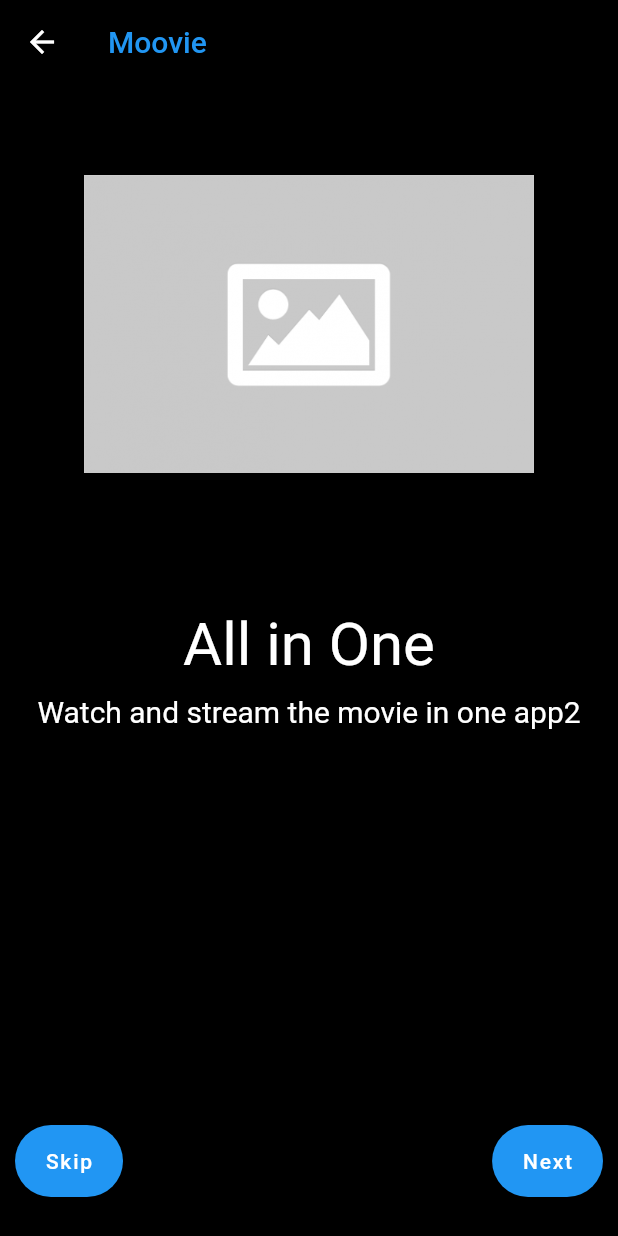
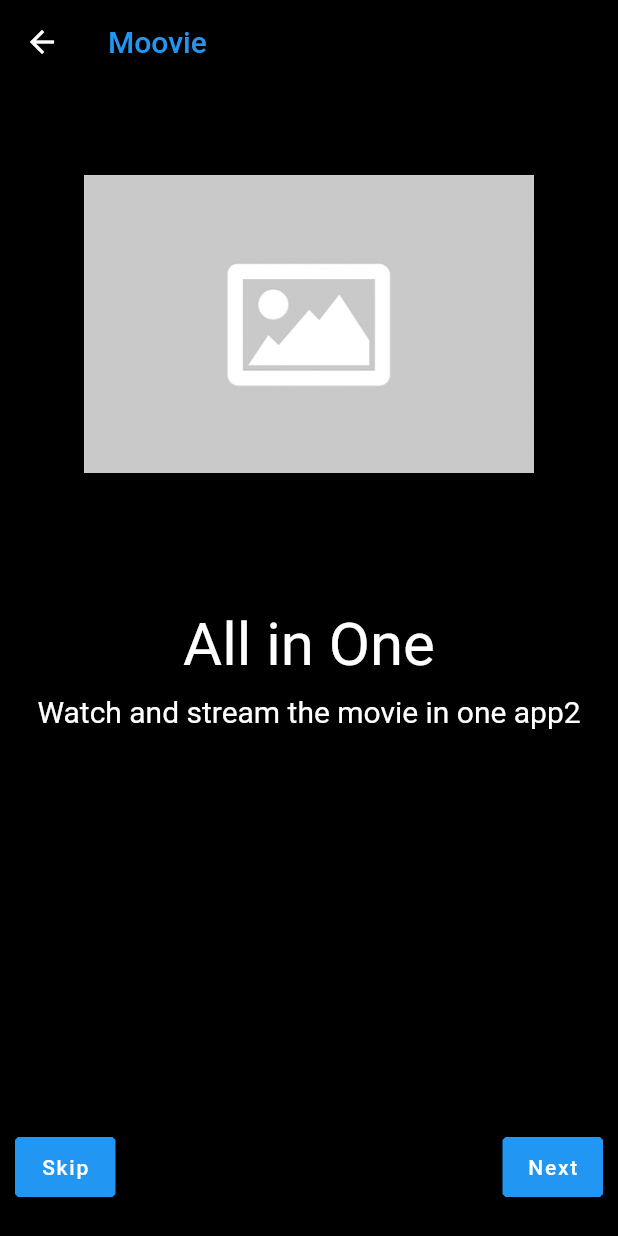
Before and after one commit to billyyuriaan/movie_app, a Flutter app: the screen it shows after launch, after a tap on "Next", on a phone screen of 412 x 824 dp. Run offline on Flutter 3.47's test engine with Material 2 defaults, Android fonts, the phone set to English and light mode, and no system bars; missing offline and left inert: window_size.

Commit message:
fix welcome screen

```diff
--- a/apps/app/lib/src/screens/welcome_screen.dart
+++ b/apps/app/lib/src/screens/welcome_screen.dart
@@ -47,16 +47,28 @@ class WelcomeScreenFirst extends StatelessWidget {
         child: Row(
           mainAxisAlignment: MainAxisAlignment.spaceBetween,
           children: [
-            FloatingActionButton.extended(
+            SizedBox(
+                width: 67,
+                height: 40,
+                child: FloatingActionButton.extended(
+                  shape: const BeveledRectangleBorder(
+                      borderRadius: BorderRadius.all(Radius.circular(2))),
                   onPressed: () {},
                   label:
-                    const Text("Skip", style: TextStyle(color: Colors.white))),
-            FloatingActionButton.extended(
+                      const Text("Skip", style: TextStyle(color: Colors.white)),
+                )),
+            SizedBox(
+                width: 67,
+                height: 40,
+                child: FloatingActionButton.extended(
+                  shape: const BeveledRectangleBorder(
+                      borderRadius: BorderRadius.all(Radius.circular(2))),
                   onPressed: () {
                     Navigator.pushNamed(context, "/#second");
                   },
                   label:
-                    const Text("Next", style: TextStyle(color: Colors.white))),
+                      const Text("Next", style: TextStyle(color: Colors.white)),
+                )),
             // ElevatedButton.icon(
             //   icon: const Icon(Icons.arrow_right),
             //   label: const Text("Skip", style: TextStyle(color: Colors.white)),
@@ -120,26 +132,28 @@ class WelcomeScreenSecond extends StatelessWidget {
         child: Row(
           mainAxisAlignment: MainAxisAlignment.spaceBetween,
           children: [
-            FloatingActionButton.extended(
+            SizedBox(
+                width: 67,
+                height: 40,
+                child: FloatingActionButton.extended(
+                  shape: const BeveledRectangleBorder(
+                      borderRadius: BorderRadius.all(Radius.circular(2))),
                   onPressed: () {},
                   label:
-                    const Text("Skip", style: TextStyle(color: Colors.white))),
-            FloatingActionButton.extended(
+                      const Text("Skip", style: TextStyle(color: Colors.white)),
+                )),
+            SizedBox(
+                width: 67,
+                height: 40,
+                child: FloatingActionButton.extended(
+                  shape: const BeveledRectangleBorder(
+                      borderRadius: BorderRadius.all(Radius.circular(2))),
                   onPressed: () {
                     Navigator.pushNamed(context, "/#third");
                   },
                   label:
-                    const Text("Next", style: TextStyle(color: Colors.white))),
-            // ElevatedButton.icon(
-            //   icon: const Icon(Icons.arrow_right),
-            //   label: const Text("Skip", style: TextStyle(color: Colors.white)),
-            //   onPressed: () {},
-            //   style: ElevatedButton.styleFrom(
-            //     shape: RoundedRectangleBorder(
-            //       borderRadius: BorderRadius.circular(30),
-            //     ),
-            //   ),
-            // ),
+                      const Text("Next", style: TextStyle(color: Colors.white)),
+                )),
           ],
         ),
       ),
@@ -197,7 +211,7 @@ class WelcomeScreenThird extends StatelessWidget {
             ],
           )),
       floatingActionButton: Container(
-          padding: EdgeInsets.all(10),
+          padding: const EdgeInsets.all(10),
           child: Row(
             mainAxisAlignment: MainAxisAlignment.center,
             children: [
@@ -210,7 +224,7 @@ class WelcomeScreenThird extends StatelessWidget {
                       onTap: () {},
                       child: const SizedBox(
                         height: kToolbarHeight,
-                        width: 500,
+                        width: 390,
                         child: Center(
                           child: Text("Get Started !",
                               style: TextStyle(
--- a/apps/app/pubspec.yaml
+++ b/apps/app/pubspec.yaml
@@ -36,6 +36,11 @@ dependencies:
   # The following adds the Cupertino Icons font to your application.
   # Use with the CupertinoIcons class for iOS style icons.
   cupertino_icons: ^1.0.2
+  provider: ^6.0.5
+  window_size:
+    git:
+      url: https://github.com/google/flutter-desktop-embedding
+      path: plugins/window_size
 
 dev_dependencies:
   flutter_test:
```
Also changed, not shown: apps/app/lib/main.dart (+28 -0 lines), apps/app/pubspec.lock, 5 other files. Lines whose indentation alone changed are shown as unchanged.
